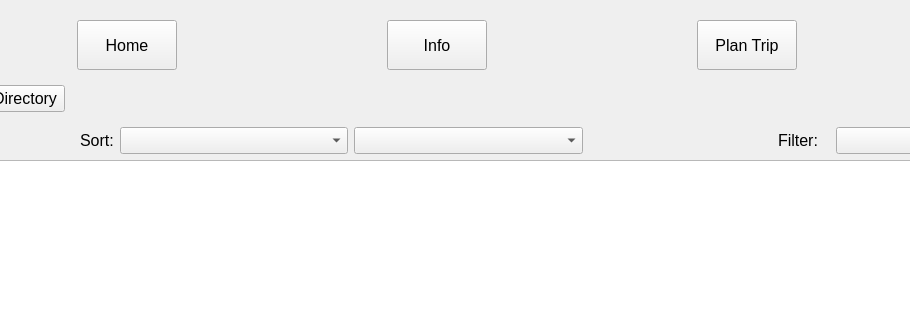
Old version of the form qt/app/mainwindow.ui in the repository kboniadi/Lets_Play_Football; both pictures show x 133 to 1043 and y 0 to 320 of the 1450 by 820 pixel window.
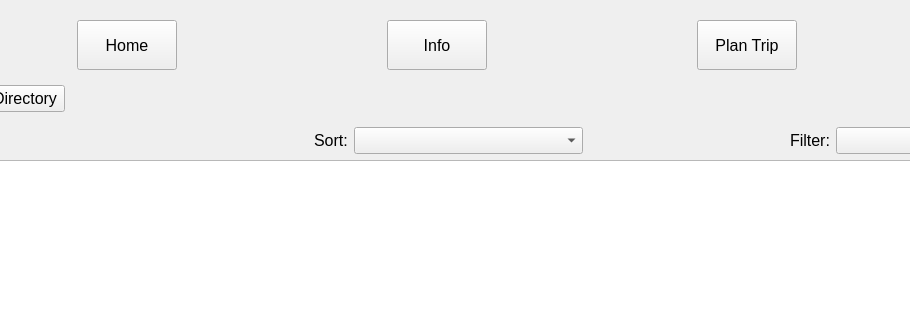
New version of the form.

Commit message:
combined sort combo boxes
=+]

Diff of the .ui file:
```diff
--- a/qt/app/mainwindow.ui
+++ b/qt/app/mainwindow.ui
@@ -336,18 +336,6 @@
                 </property>
                </widget>
               </item>
-              <item row="0" column="0" alignment="Qt::AlignRight">
-               <widget class="QLabel" name="label_list_sort">
-                <property name="font">
-                 <font>
-                  <pointsize>12</pointsize>
-                 </font>
-                </property>
-                <property name="text">
-                 <string>Sort:</string>
-                </property>
-               </widget>
-              </item>
               <item row="0" column="6">
                <widget class="QComboBox" name="comboBox_list_filterstadiums">
                 <property name="sizePolicy">
@@ -390,15 +378,6 @@
                 </property>
                </widget>
               </item>
-              <item row="0" column="1">
-               <widget class="QComboBox" name="comboBox_list_sortteams">
-                <property name="font">
-                 <font>
-                  <pointsize>12</pointsize>
-                 </font>
-                </property>
-               </widget>
-              </item>
               <item row="2" column="5" colspan="2">
                <widget class="QLabel" name="label_list_totalcapacity">
                 <property name="font">
@@ -423,18 +402,6 @@
                 </property>
                </widget>
               </item>
-              <item row="0" column="3" alignment="Qt::AlignRight">
-               <widget class="QLabel" name="label_list_filter">
-                <property name="font">
-                 <font>
-                  <pointsize>12</pointsize>
-                 </font>
-                </property>
-                <property name="text">
-                 <string>Filter:</string>
-                </property>
-               </widget>
-              </item>
               <item row="2" column="4">
                <widget class="QLabel" name="label_list_invisiblespacer">
                 <property name="sizePolicy">
@@ -451,6 +418,30 @@
               <item row="1" column="0" colspan="7">
                <widget class="QTableView" name="tableView_list"/>
               </item>
+              <item row="0" column="1" alignment="Qt::AlignRight">
+               <widget class="QLabel" name="label_list_sort">
+                <property name="font">
+                 <font>
+                  <pointsize>12</pointsize>
+                 </font>
+                </property>
+                <property name="text">
+                 <string>Sort:</string>
+                </property>
+               </widget>
+              </item>
+              <item row="0" column="3" colspan="2" alignment="Qt::AlignRight">
+               <widget class="QLabel" name="label_list_filter">
+                <property name="font">
+                 <font>
+                  <pointsize>12</pointsize>
+                 </font>
+                </property>
+                <property name="text">
+                 <string>Filter:</string>
+                </property>
+               </widget>
+              </item>
              </layout>
             </item>
            </layout>
```
Left out of the diff: 4 changed lines with no effect on the pictures. The commit also changes 2 other files.
